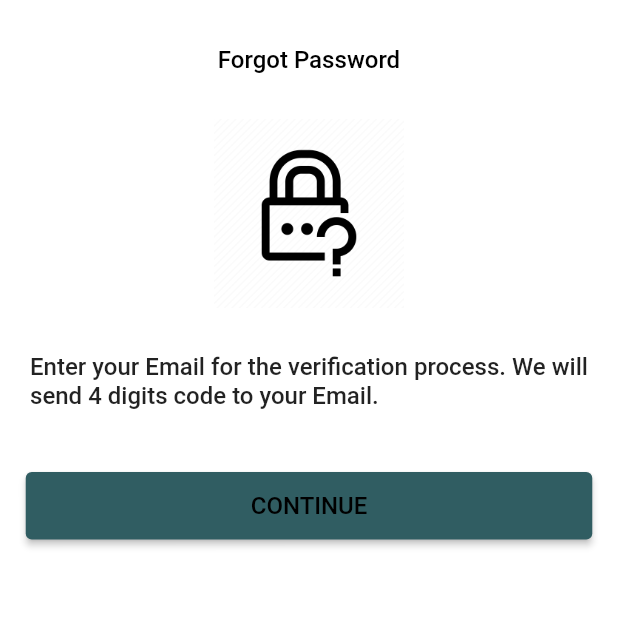
After one commit to sarasiyashodha/Pareteach_App, a Flutter app: the LoginPage screen opened directly, after a tap on "Forgot Password?", on a phone screen of 412 x 824 dp, the top half of it. The commit adds this screen. Run offline on Flutter 3.47's test engine with Material 2 defaults, Android fonts, the light colour scheme and no system bars; our stand-ins replace table_calendar; Roboto replaces fonts that are missing (Poppins).

Commit message:
Link  login_page to Forget_password page

```diff
--- a/lib/Screens/ParentAccount/create_account.dart
+++ b/lib/Screens/ParentAccount/create_account.dart
@@ -121,6 +121,7 @@ class _CreateAccountState extends State<CreateAccount> {
                 // create account button
                 CreateAccountButton(
                   onTap: accountcreate,
+
                 ),
 
                 const SizedBox(height: 5),
--- /dev/null
+++ b/lib/Screens/ParentAccount/forgot_password.dart
@@ -0,0 +1,97 @@
+import 'package:flutter/material.dart';
+import 'verify_code.dart';
+
+void main() {
+  runApp(MaterialApp(
+    initialRoute: '/',
+    routes: {
+      '/verify_code': (context) => VerifyCode(),
+      // Add more routes if needed
+    },
+  ));
+}
+
+class ForgotPassword extends StatelessWidget{
+    @override
+    Widget build(BuildContext context) {
+    return Scaffold(
+      backgroundColor: Colors.white,
+      body: SafeArea(
+        child: SingleChildScrollView(
+          child: Center(
+            child: Column(
+              mainAxisAlignment: MainAxisAlignment.center,
+
+              children: [
+                const SizedBox(height: 30),
+
+                Text(
+                  'Forgot Password',
+                  style: TextStyle(
+                    color: Colors.black,
+                    fontSize: 16,
+                    fontFamily: 'Poppins',
+                    fontWeight: FontWeight.w500,
+                  ),
+                ),
+
+                const SizedBox(height: 30),
+
+                Image.asset(
+                  'Images/forgotpassword.webp', // Make sure the path is correct
+                  width: 126.24,
+                  height: 126.24,
+                  fit: BoxFit.fill,
+                ),
+
+                const SizedBox(height: 30),
+
+                Center(
+                  child: Padding(
+                    padding: const EdgeInsets.symmetric(horizontal: 20), // Add some horizontal padding for better readability
+                    child: Text(
+                      "Enter your Email for the verification process. We will send 4 digits code to your Email.",
+                      textAlign: TextAlign.justify, // Apply text justification
+                      style: TextStyle(
+                        fontSize: 16,
+                        fontFamily: 'Poppins',
+                        fontWeight: FontWeight.w500,
+                      ),
+                    ),
+                  ),
+                ),
+
+                const SizedBox(height: 40),
+
+                ElevatedButton(
+                onPressed: () {
+                    Navigator.pushNamed(context, '/verify_code');
+                },
+
+                style: ElevatedButton.styleFrom(
+                  backgroundColor: Color(0xff305d62),
+
+                  padding: EdgeInsets.symmetric(horizontal: 150, vertical: 13),
+
+                ),
+                child: Text(
+                  'CONTINUE',
+                  style: TextStyle(
+                    color: Colors.black,
+                    fontSize: 16,
+                    fontFamily: 'Poppins',
+                    fontWeight: FontWeight.w500,
+                  ),
+                ),
+                ),
+
+
+              ],
+            ),
+          ),
+        ),
+      ),
+    );
+  }
+
+}
--- a/lib/Screens/ParentAccount/login_page.dart
+++ b/lib/Screens/ParentAccount/login_page.dart
@@ -4,6 +4,19 @@ import 'package:mini_project_mobile_app/Components/my_text-field.dart';
 import 'package:mini_project_mobile_app/Components/square_tile.dart';
 
 import 'create_account.dart';
+import 'forgot_password.dart';
+
+
+void main() {
+  runApp(MaterialApp(
+    initialRoute: '/',
+    routes: {
+      '/': (context) => LoginPage(),
+      '/forgot_password': (context) => ForgotPassword(),
+      // Add more routes if needed
+    },
+  ));
+}
 
 class LoginPage extends StatelessWidget {
   // Text editing controllers
@@ -67,10 +80,21 @@ class LoginPage extends StatelessWidget {
                   child: Row(
                     mainAxisAlignment: MainAxisAlignment.end,
                     children: [
-                      Text(
+                      GestureDetector(
+                      onTap: () {
+                        Navigator.push(
+                          context,
+                          MaterialPageRoute(builder: (context) => ForgotPassword()),
+                        );
+                      },
+                      child: Text(
                         'Forgot Password?',
-                        style: TextStyle(color: Colors.blue[600]),
+                        style: TextStyle(
+                          color: Colors.blue,
+                          fontWeight: FontWeight.bold,
+                        ),
                       ),
+                    ),
                     ],
                   ),
                 ),
@@ -160,9 +184,3 @@ class LoginPage extends StatelessWidget {
     );
   }
 }
-
-void main() {
-  runApp(MaterialApp(
-    home: LoginPage(),
-  ));
-}
--- /dev/null
+++ b/lib/Screens/ParentAccount/verify_code.dart
@@ -0,0 +1,19 @@
+import 'package:flutter/material.dart';
+
+class VerifyCode extends StatelessWidget{
+  @override
+  Widget build(BuildContext context) {
+    return Scaffold(
+      backgroundColor: Colors.white,
+      body: SafeArea(
+        child: SingleChildScrollView(
+          child: Center(
+            child: Column(
+              mainAxisAlignment: MainAxisAlignment.center,
+            ),
+          ),
+        ),
+      ),
+    );
+  }
+}
--- a/lib/main.dart
+++ b/lib/main.dart
@@ -14,6 +14,8 @@ import 'package:mini_project_mobile_app/Screens/Updates/events.dart';
 import 'package:mini_project_mobile_app/Screens/Updates/holidays.dart';
 import 'package:mini_project_mobile_app/Screens/Updates/extra_classes.dart';
 import 'package:mini_project_mobile_app/Screens/Attendance/attendance_report.dart';
+import 'package:mini_project_mobile_app/Screens/ParentAccount/forgot_password.dart';
+import 'package:mini_project_mobile_app/Screens/ParentAccount/verify_code.dart';
 
 void main() {
   runApp(MyApp());
@@ -43,6 +45,8 @@ class MyApp extends StatelessWidget {
         '/twelve': (context) => Holidays(),
         '/thirteen': (context) => ExtraClasses(),
         '/fourteen': (context) => AttendanceReport(),
+        '/fifteen': (context) => ForgotPassword(),
+        '/sixteen': (context) => VerifyCode(),
 
 
       },
```
Also changed, not shown: Images/forgotpassword.webp (added), 1 other file.
